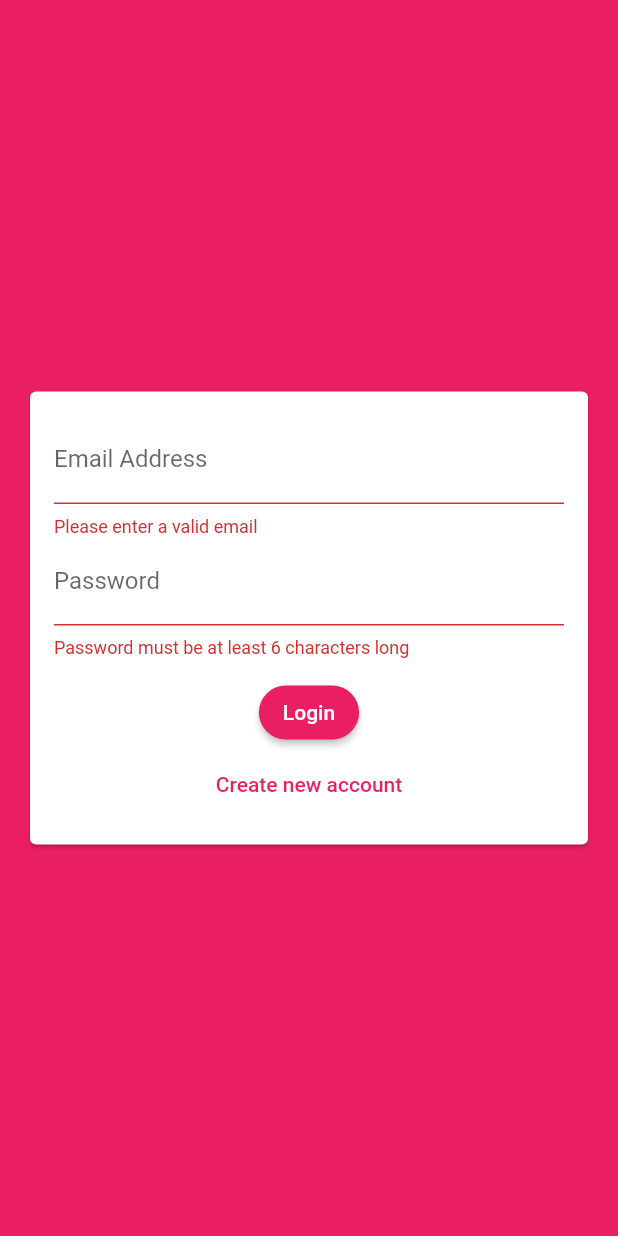
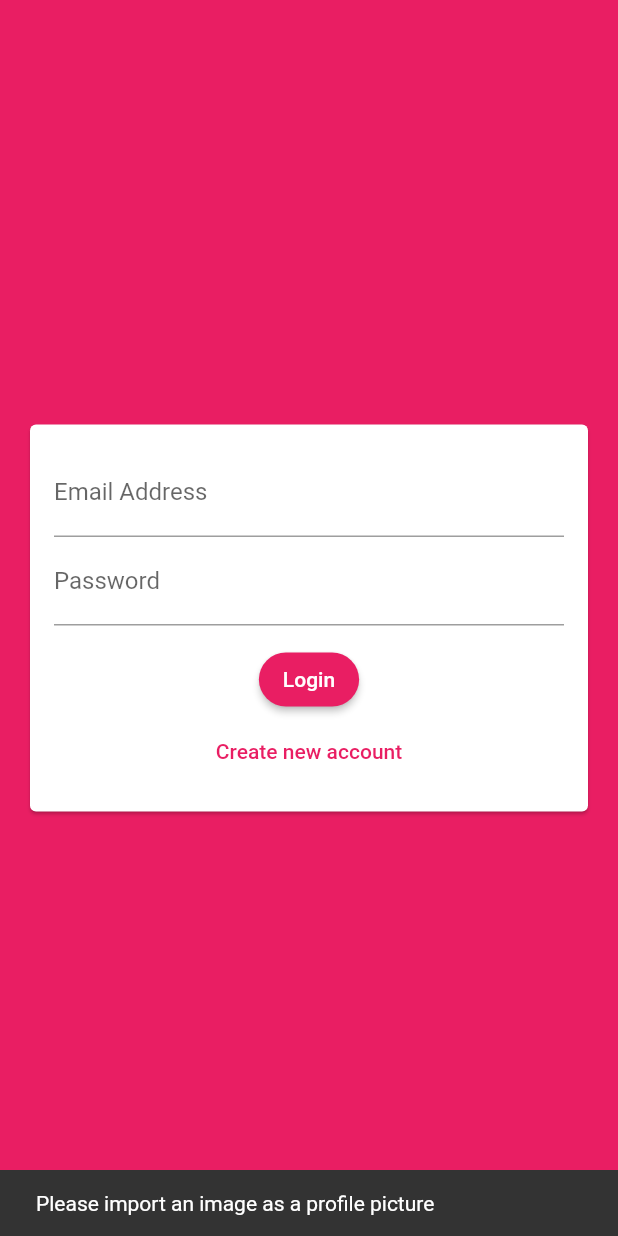
Before and after one commit to Hhanri/flutter_chat, a Flutter app: the screen it shows after launch, after a tap on "Login", on a phone screen of 412 x 824 dp. Run offline on Flutter 3.47's test engine with Material 2 defaults, Android fonts, the phone set to English and light mode, and no system bars; our stand-ins replace cloud_firestore, firebase_auth, firebase_core, firebase_storage, image_picker; missing offline and left inert: flutterfire_ui; accounts and stored records are empty.

Commit message:
upload user profie picture

```diff
--- a/lib/screens/auth_screen.dart
+++ b/lib/screens/auth_screen.dart
@@ -1,5 +1,8 @@
+import 'dart:io';
+
 import 'package:cloud_firestore/cloud_firestore.dart';
 import 'package:firebase_auth/firebase_auth.dart';
+import 'package:firebase_storage/firebase_storage.dart';
 import 'package:flutter/material.dart';
 import 'package:flutter_chat/widgets/auth/auth_form_widget.dart';
 
@@ -14,7 +17,7 @@ class _AuthScreenState extends State<AuthScreen> {
 
   bool isLoading = false;
 
-  void _submitAuthForm({required String email, required String password, required String username, required bool isLogin}) async {
+  void _submitAuthForm({required String email,  required File image, required String password, required String username, required bool isLogin,}) async {
     try {
       setState(() {
         isLoading = true;
@@ -24,12 +27,18 @@ class _AuthScreenState extends State<AuthScreen> {
         userData = await FirebaseAuth.instance.signInWithEmailAndPassword(email: email, password: password);
       } else {
         userData = await FirebaseAuth.instance.createUserWithEmailAndPassword(email: email, password: password);
+
+
+        final ref = FirebaseStorage.instance.ref().child('user_image').child("${userData.user!.uid}.jpg");
+        await ref.putFile(image).whenComplete(() => null);
+
         await FirebaseFirestore.instance
           .collection("users")
           .doc(userData.user!.uid)
           .set({
             "username": username,
-            "uid": userData.user!.uid
+            "uid": userData.user!.uid,
+            "image": await ref.getDownloadURL()
           });
       }
     } on FirebaseAuthException catch (error) {
--- a/lib/widgets/auth/auth_form_widget.dart
+++ b/lib/widgets/auth/auth_form_widget.dart
@@ -1,8 +1,11 @@
+import 'dart:io';
+
 import 'package:flutter/material.dart';
+import 'package:flutter_chat/widgets/pickers/user_image_picker.dart';
 
 class AuthFormWidget extends StatefulWidget {
 
-  final void Function({required String email, required String password, required String username, required bool isLogin}) submitAuth;
+  final void Function({required String email, required String password, required String username, required bool isLogin, required File image}) submitAuth;
   final bool isLoading;
 
   const AuthFormWidget({Key? key, required this.submitAuth, required this.isLoading}) : super(key: key);
@@ -15,6 +18,8 @@ class _AuthFormWidgetState extends State<AuthFormWidget> {
 
   bool isLogin = true;
 
+  File? _userImage;
+
   String _email = "";
   String _password = "";
   String _username = "";
@@ -23,9 +28,14 @@ class _AuthFormWidgetState extends State<AuthFormWidget> {
 
   void trySubmit() {
     FocusScope.of(context).unfocus();
+    if (_userImage == null) {
+      ScaffoldMessenger.of(context).showSnackBar(const SnackBar(content: Text("Please import an image as a profile picture")));
+      return;
+    }
+
     if (_formKey.currentState!.validate()) {
       _formKey.currentState!.save();
-      widget.submitAuth(email: _email.trim(), password: _password, username: _username, isLogin: isLogin);
+      widget.submitAuth(email: _email.trim(), password: _password, username: _username, isLogin: isLogin, image: _userImage!);
     }
   }
 
@@ -42,6 +52,7 @@ class _AuthFormWidgetState extends State<AuthFormWidget> {
               child: Column(
                 mainAxisSize: MainAxisSize.min,
                 children: [
+                  if (!isLogin) UserImagePicker(pickImage: (file) => _userImage = file,),
                   //email
                   TextFormField(
                     key: const ValueKey("email"),
--- a/pubspec.yaml
+++ b/pubspec.yaml
@@ -35,6 +35,7 @@ dependencies:
   firebase_storage: ^10.3.4
   flutterfire_ui: ^0.4.3+5
 
+  image_picker: ^0.8.5+3
   # The following adds the Cupertino Icons font to your application.
   # Use with the CupertinoIcons class for iOS style icons.
   cupertino_icons: ^1.0.2
```
Also changed, not shown: lib/widgets/pickers/user_image_picker.dart (added, +46 -0 lines), pubspec.lock.
